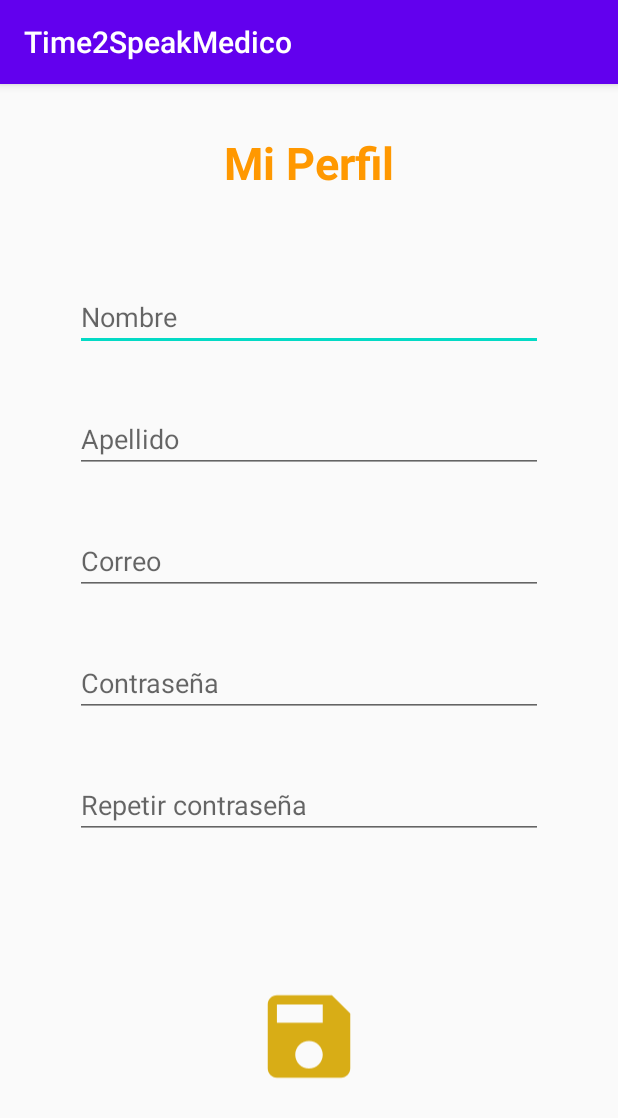
After one commit to Fponce9/Time2SpeakMedicoKotlin, an Android app: the Perfil screen opened directly, with no data from a screen before it, on a phone screen of 412 x 824 dp. The commit adds this screen. Shown: the top 1118 px of the screen. Run offline under Robolectric (Android 15) with nearby library versions, the phone set to English and light mode, and no system bars.

```diff
--- a/app/src/main/AndroidManifest.xml
+++ b/app/src/main/AndroidManifest.xml
@@ -1,7 +1,9 @@
 <?xml version="1.0" encoding="utf-8"?>
 <manifest xmlns:android="http://schemas.android.com/apk/res/android"
     package="com.example.time2speakmedico">
+
     <uses-permission android:name="android.permission.INTERNET" />
+
     <application
         android:allowBackup="true"
         android:icon="@mipmap/ic_launcher"
@@ -10,7 +12,8 @@
         android:supportsRtl="true"
         android:theme="@style/AppTheme"
         android:usesCleartextTraffic="true">
-        <activity android:name=".Letras"></activity>
+        <activity android:name=".Perfil"></activity>
+        <activity android:name=".Letras" />
         <activity android:name=".Palabras" />
         <activity android:name=".Feedback" />
         <activity android:name=".MainActivity">
--- a/app/src/main/java/com/example/time2speakmedico/MainActivity.kt
+++ b/app/src/main/java/com/example/time2speakmedico/MainActivity.kt
@@ -32,7 +32,7 @@ class MainActivity : AppCompatActivity() {
             .addConverterFactory(GsonConverterFactory.create())
             .build()
         val KututisApi = retrofitBuilder.create(KututisApi::class.java)
-        val request = KututisApi.getDoctorData("1")
+        val request = KututisApi.getDoctorData(correo,contrasena)
 
         request.enqueue(object : Callback<Doctor> {
             override fun onFailure(call: Call<Doctor>, t: Throwable) {
--- a/app/src/main/java/com/example/time2speakmedico/Network/KututisApi.kt
+++ b/app/src/main/java/com/example/time2speakmedico/Network/KututisApi.kt
@@ -7,8 +7,8 @@ import retrofit2.http.POST
 import retrofit2.http.Path
 
 interface KututisApi {
-    @GET("getDoctor/{id}")
-    fun getDoctorData(@Path("id") id: String): Call<Doctor>
+    @GET("inciarsesionDoctor/{correo}/{contrasena}")
+    fun getDoctorData(@Path("correo") correo: String,@Path("contrasena") contrasena:String): Call<Doctor>
 
     @POST("Feedback")
     fun postFeedback(@Body terapia:TerapiaPost):Call<TerapiaPost>
--- /dev/null
+++ b/app/src/main/java/com/example/time2speakmedico/Perfil.kt
@@ -0,0 +1,11 @@
+package com.example.time2speakmedico
+
+import androidx.appcompat.app.AppCompatActivity
+import android.os.Bundle
+
+class Perfil : AppCompatActivity() {
+    override fun onCreate(savedInstanceState: Bundle?) {
+        super.onCreate(savedInstanceState)
+        setContentView(R.layout.activity_perfil)
+    }
+}
--- /dev/null
+++ b/app/src/main/res/drawable/ic_baseline_edit_24.xml
@@ -0,0 +1,5 @@
+<vector android:height="24dp" android:tint="#D8AD16"
+    android:viewportHeight="24" android:viewportWidth="24"
+    android:width="24dp" xmlns:android="http://schemas.android.com/apk/res/android">
+    <path android:fillColor="@android:color/white" android:pathData="M3,17.25V21h3.75L17.81,9.94l-3.75,-3.75L3,17.25zM20.71,7.04c0.39,-0.39 0.39,-1.02 0,-1.41l-2.34,-2.34c-0.39,-0.39 -1.02,-0.39 -1.41,0l-1.83,1.83 3.75,3.75 1.83,-1.83z"/>
+</vector>
--- /dev/null
+++ b/app/src/main/res/drawable/ic_baseline_save_24.xml
@@ -0,0 +1,5 @@
+<vector android:height="24dp" android:tint="#D8AD16"
+    android:viewportHeight="24" android:viewportWidth="24"
+    android:width="24dp" xmlns:android="http://schemas.android.com/apk/res/android">
+    <path android:fillColor="@android:color/white" android:pathData="M17,3L5,3c-1.11,0 -2,0.9 -2,2v14c0,1.1 0.89,2 2,2h14c1.1,0 2,-0.9 2,-2L21,7l-4,-4zM12,19c-1.66,0 -3,-1.34 -3,-3s1.34,-3 3,-3 3,1.34 3,3 -1.34,3 -3,3zM15,9L5,9L5,5h10v4z"/>
+</vector>
--- a/app/src/main/res/layout/activity_letras.xml
+++ b/app/src/main/res/layout/activity_letras.xml
@@ -6,4 +6,15 @@
     android:layout_height="match_parent"
     tools:context=".Letras">
 
+    <ImageView
+        android:id="@+id/imageView2"
+        android:layout_width="77dp"
+        android:layout_height="80dp"
+        app:layout_constraintBottom_toBottomOf="parent"
+        app:layout_constraintEnd_toEndOf="parent"
+        app:layout_constraintHorizontal_bias="0.85"
+        app:layout_constraintStart_toStartOf="parent"
+        app:layout_constraintTop_toTopOf="parent"
+        app:layout_constraintVertical_bias="0.120000005"
+        app:srcCompat="@drawable/ic_baseline_edit_24" />
 </androidx.constraintlayout.widget.ConstraintLayout>
--- /dev/null
+++ b/app/src/main/res/layout/activity_perfil.xml
@@ -0,0 +1,112 @@
+<?xml version="1.0" encoding="utf-8"?>
+<androidx.constraintlayout.widget.ConstraintLayout xmlns:android="http://schemas.android.com/apk/res/android"
+    xmlns:app="http://schemas.android.com/apk/res-auto"
+    xmlns:tools="http://schemas.android.com/tools"
+    android:layout_width="match_parent"
+    android:layout_height="match_parent"
+    tools:context=".Perfil">
+
+    <TextView
+        android:id="@+id/textView"
+        android:layout_width="wrap_content"
+        android:layout_height="wrap_content"
+        android:layout_marginTop="32dp"
+        android:text="@string/mi_perfil"
+        android:textColor="#FF9800"
+        android:textSize="30sp"
+        android:textStyle="bold"
+        app:layout_constraintEnd_toEndOf="parent"
+        app:layout_constraintStart_toStartOf="parent"
+        app:layout_constraintTop_toTopOf="parent" />
+
+    <EditText
+        android:id="@+id/etNombre"
+        android:layout_width="0dp"
+        android:layout_height="wrap_content"
+        android:layout_marginStart="50dp"
+        android:layout_marginTop="60dp"
+        android:layout_marginEnd="50dp"
+        android:ems="10"
+        android:hint="@string/nombre"
+        android:inputType="textPersonName"
+        app:layout_constraintEnd_toEndOf="parent"
+        app:layout_constraintHorizontal_bias="0.497"
+        app:layout_constraintStart_toStartOf="parent"
+        app:layout_constraintTop_toBottomOf="@+id/textView"
+        android:importantForAutofill="no" />
+
+    <EditText
+        android:id="@+id/etApellido"
+        android:layout_width="0dp"
+        android:layout_height="wrap_content"
+        android:layout_marginStart="50dp"
+        android:layout_marginTop="36dp"
+        android:layout_marginEnd="50dp"
+        android:ems="10"
+        android:hint="@string/apellido"
+        android:inputType="textPersonName"
+        app:layout_constraintEnd_toEndOf="parent"
+        app:layout_constraintHorizontal_bias="0.497"
+        app:layout_constraintStart_toStartOf="parent"
+        app:layout_constraintTop_toBottomOf="@+id/etNombre"
+        android:importantForAutofill="no" />
+
+    <EditText
+        android:id="@+id/etCorreo"
+        android:layout_width="0dp"
+        android:layout_height="wrap_content"
+        android:layout_marginStart="50dp"
+        android:layout_marginTop="36dp"
+        android:layout_marginEnd="50dp"
+        android:ems="10"
+        android:hint="@string/correo"
+        android:inputType="textPersonName"
+        app:layout_constraintEnd_toEndOf="parent"
+        app:layout_constraintHorizontal_bias="0.497"
+        app:layout_constraintStart_toStartOf="parent"
+        app:layout_constraintTop_toBottomOf="@+id/etApellido"
+        android:importantForAutofill="no" />
+
+    <EditText
+        android:id="@+id/etContraRep"
+        android:layout_width="0dp"
+        android:layout_height="wrap_content"
+        android:layout_marginStart="50dp"
+        android:layout_marginTop="36dp"
+        android:layout_marginEnd="50dp"
+        android:ems="10"
+        android:hint="@string/repetirContra"
+        android:inputType="textPersonName"
+        app:layout_constraintEnd_toEndOf="parent"
+        app:layout_constraintHorizontal_bias="0.0"
+        app:layout_constraintStart_toStartOf="parent"
+        app:layout_constraintTop_toBottomOf="@+id/etContra"
+        android:importantForAutofill="no" />
+
+    <EditText
+        android:id="@+id/etContra"
+        android:layout_width="0dp"
+        android:layout_height="wrap_content"
+        android:layout_marginStart="50dp"
+        android:layout_marginTop="36dp"
+        android:layout_marginEnd="50dp"
+        android:ems="10"
+        android:hint="@string/contrasena"
+        android:inputType="textPersonName"
+        app:layout_constraintEnd_toEndOf="parent"
+        app:layout_constraintHorizontal_bias="0.0"
+        app:layout_constraintStart_toStartOf="parent"
+        app:layout_constraintTop_toBottomOf="@+id/etCorreo"
+        android:autofillHints="" />
+
+    <ImageView
+        android:id="@+id/ivSave"
+        android:layout_width="73dp"
+        android:layout_height="74dp"
+        app:layout_constraintBottom_toBottomOf="parent"
+        app:layout_constraintEnd_toEndOf="parent"
+        app:layout_constraintStart_toStartOf="parent"
+        app:layout_constraintTop_toBottomOf="@+id/etContraRep"
+        app:layout_constraintVertical_bias="0.496"
+        app:srcCompat="@drawable/ic_baseline_save_24" />
+</androidx.constraintlayout.widget.ConstraintLayout>
--- a/app/src/main/res/values/strings.xml
+++ b/app/src/main/res/values/strings.xml
@@ -4,4 +4,9 @@
     <string name="correo_electronico">Correo electronico</string>
     <string name="contrasena">Contraseña</string>
     <string name="feedback">Escriba el feedback respectivo a la terapia</string>
+    <string name="mi_perfil">Mi Perfil</string>
+    <string name="apellido">Apellido</string>
+    <string name="correo">Correo</string>
+    <string name="nombre">Nombre</string>
+    <string name="repetirContra">Repetir contraseña</string>
 </resources>
```
